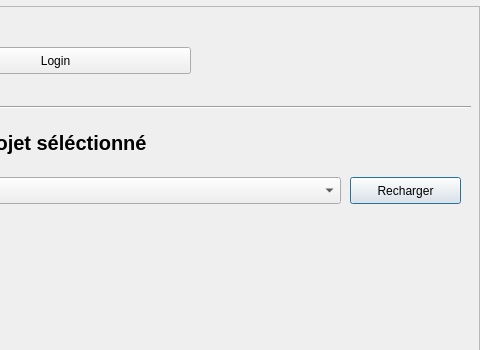
tellae/qgis-tellae-plugin, file tellae/dialogs/main_window.ui: the form before one commit; both pictures show x 510 to 990 and y 0 to 350 of the 990 by 849 pixel window.
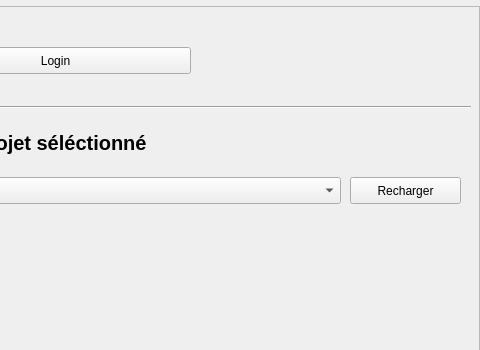
The form after the commit. Custom widgets are drawn as their Qt base class.

The edit to the form file:
```diff
--- a/tellae/dialogs/main_window.ui
+++ b/tellae/dialogs/main_window.ui
@@ -441,6 +441,9 @@
              <property name="text">
               <string>Recharger</string>
              </property>
+             <property name="autoDefault">
+              <bool>false</bool>
+             </property>
             </widget>
            </widget>
            <widget class="QWidget" name="page">
```
Left out of the diff: 16 changed lines with no effect on the pictures.
